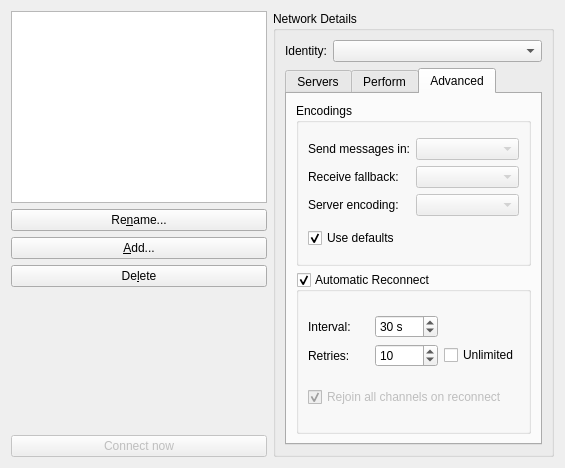
Before: the Qt Designer form src/qtui/settingspages/networkssettingspage.ui in quassel/quassel, drawn with Qt 5.
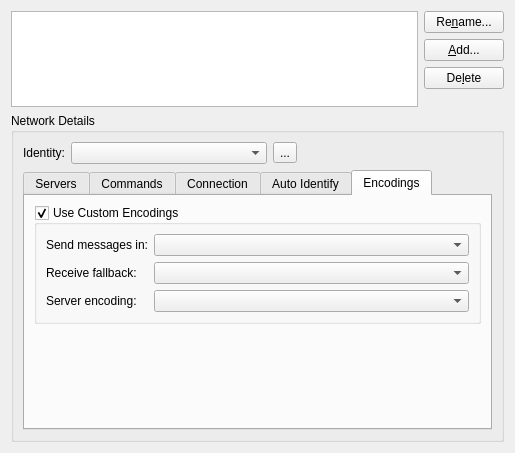
After: the same form once the commit is applied. The open tabs and pages were chosen to show the change. Icons and pictures are not drawn.

Commit message: Redesign network settings page

Patch:
```diff
--- a/src/qtui/settingspages/networkssettingspage.ui
+++ b/src/qtui/settingspages/networkssettingspage.ui
@@ -5,18 +5,26 @@
    <rect>
     <x>0</x>
     <y>0</y>
-    <width>565</width>
-    <height>468</height>
+    <width>515</width>
+    <height>453</height>
    </rect>
   </property>
   <property name="windowTitle" >
    <string>Form</string>
   </property>
-  <layout class="QHBoxLayout" >
+  <layout class="QVBoxLayout" name="verticalLayout_7" >
    <item>
-    <layout class="QVBoxLayout" >
+    <layout class="QVBoxLayout" name="verticalLayout_3" >
+     <item>
+      <layout class="QHBoxLayout" name="horizontalLayout" >
      <item>
       <widget class="QListWidget" name="networkList" >
+         <property name="sizePolicy" >
+          <sizepolicy vsizetype="Expanding" hsizetype="Expanding" >
+           <horstretch>1</horstretch>
+           <verstretch>10</verstretch>
+          </sizepolicy>
+         </property>
        <property name="selectionBehavior" >
         <enum>QAbstractItemView::SelectRows</enum>
        </property>
@@ -26,6 +34,8 @@
       </widget>
      </item>
      <item>
+        <layout class="QVBoxLayout" name="verticalLayout_2" >
+         <item>
       <widget class="QPushButton" name="renameNetwork" >
        <property name="sizePolicy" >
         <sizepolicy vsizetype="Fixed" hsizetype="Preferred" >
@@ -83,45 +93,28 @@
       </widget>
      </item>
      <item>
-      <spacer>
+          <spacer name="verticalSpacer" >
        <property name="orientation" >
         <enum>Qt::Vertical</enum>
        </property>
        <property name="sizeHint" stdset="0" >
         <size>
-         <width>131</width>
-         <height>71</height>
+             <width>20</width>
+             <height>40</height>
         </size>
        </property>
       </spacer>
      </item>
-     <item>
-      <widget class="QPushButton" name="connectNow" >
-       <property name="enabled" >
-        <bool>false</bool>
-       </property>
-       <property name="sizePolicy" >
-        <sizepolicy vsizetype="Fixed" hsizetype="Preferred" >
-         <horstretch>0</horstretch>
-         <verstretch>0</verstretch>
-        </sizepolicy>
-       </property>
-       <property name="text" >
-        <string>Connect now</string>
-       </property>
-       <property name="icon" >
-        <iconset>
-         <normaloff/>
-        </iconset>
-       </property>
-      </widget>
+        </layout>
+       </item>
+      </layout>
      </item>
     </layout>
    </item>
    <item>
     <widget class="QGroupBox" name="detailsBox" >
      <property name="sizePolicy" >
-      <sizepolicy vsizetype="Preferred" hsizetype="Expanding" >
+      <sizepolicy vsizetype="Fixed" hsizetype="Expanding" >
        <horstretch>10</horstretch>
        <verstretch>0</verstretch>
       </sizepolicy>
@@ -149,6 +142,26 @@
           </property>
          </widget>
         </item>
+        <item>
+         <widget class="QToolButton" name="editIdentities" >
+          <property name="text" >
+           <string>...</string>
+          </property>
+         </widget>
+        </item>
+        <item>
+         <spacer name="horizontalSpacer_2" >
+          <property name="orientation" >
+           <enum>Qt::Horizontal</enum>
+          </property>
+          <property name="sizeHint" stdset="0" >
+           <size>
+            <width>40</width>
+            <height>20</height>
+           </size>
+          </property>
+         </spacer>
+        </item>
        </layout>
       </item>
       <item>
@@ -156,6 +169,12 @@
         <property name="enabled" >
          <bool>true</bool>
         </property>
+        <property name="sizePolicy" >
+         <sizepolicy vsizetype="Preferred" hsizetype="Expanding" >
+          <horstretch>0</horstretch>
+          <verstretch>0</verstretch>
+         </sizepolicy>
+        </property>
         <property name="toolTip" >
          <string/>
         </property>
@@ -172,13 +191,11 @@
          <attribute name="toolTip" >
           <string>Manage servers for this network</string>
          </attribute>
-         <layout class="QVBoxLayout" >
-          <item>
-           <layout class="QHBoxLayout" >
+         <layout class="QHBoxLayout" name="horizontalLayout_2" >
             <item>
              <widget class="QListWidget" name="serverList" >
               <property name="sizePolicy" >
-               <sizepolicy vsizetype="Expanding" hsizetype="Expanding" >
+             <sizepolicy vsizetype="Preferred" hsizetype="Expanding" >
                 <horstretch>1</horstretch>
                 <verstretch>0</verstretch>
                </sizepolicy>
@@ -313,22 +330,10 @@
              </layout>
             </item>
            </layout>
-          </item>
-          <item>
-           <widget class="QCheckBox" name="randomServer" >
-            <property name="enabled" >
-             <bool>true</bool>
-            </property>
-            <property name="text" >
-             <string>Choose random server for connecting</string>
-            </property>
-           </widget>
-          </item>
-         </layout>
         </widget>
         <widget class="QWidget" name="performTab" >
          <attribute name="title" >
-          <string>Perform</string>
+          <string>Commands</string>
          </attribute>
          <attribute name="toolTip" >
           <string>Configure automatic identification or misc. commands to be executed after connecting to a server</string>
@@ -346,6 +351,12 @@
             <property name="enabled" >
              <bool>true</bool>
             </property>
+            <property name="sizePolicy" >
+             <sizepolicy vsizetype="Preferred" hsizetype="Expanding" >
+              <horstretch>0</horstretch>
+              <verstretch>0</verstretch>
+             </sizepolicy>
+            </property>
             <property name="toolTip" >
              <string>Specify a list of IRC commands to be executed upon connect.
 Note that Quassel IRC automatically rejoins channels, so /join will rarely be needed here!</string>
@@ -355,6 +366,131 @@
             </property>
            </widget>
           </item>
+         </layout>
+        </widget>
+        <widget class="QWidget" name="tab" >
+         <attribute name="title" >
+          <string>Connection</string>
+         </attribute>
+         <layout class="QVBoxLayout" name="verticalLayout_5" >
+          <item>
+           <widget class="QGroupBox" name="autoReconnect" >
+            <property name="enabled" >
+             <bool>true</bool>
+            </property>
+            <property name="toolTip" >
+             <string>Control automatic reconnect to the network</string>
+            </property>
+            <property name="title" >
+             <string>Automatic Reconnect</string>
+            </property>
+            <property name="checkable" >
+             <bool>true</bool>
+            </property>
+            <layout class="QVBoxLayout" name="_2" >
+             <item>
+              <layout class="QGridLayout" name="_3" >
+               <item row="0" column="0" >
+                <widget class="QLabel" name="label_7" >
+                 <property name="text" >
+                  <string>Interval:</string>
+                 </property>
+                </widget>
+               </item>
+               <item row="0" column="1" >
+                <widget class="QSpinBox" name="reconnectInterval" >
+                 <property name="suffix" >
+                  <string> s</string>
+                 </property>
+                 <property name="minimum" >
+                  <number>10</number>
+                 </property>
+                 <property name="maximum" >
+                  <number>3600</number>
+                 </property>
+                 <property name="value" >
+                  <number>30</number>
+                 </property>
+                </widget>
+               </item>
+               <item row="1" column="0" >
+                <widget class="QLabel" name="label_8" >
+                 <property name="text" >
+                  <string>Retries:</string>
+                 </property>
+                </widget>
+               </item>
+               <item row="1" column="1" >
+                <widget class="QSpinBox" name="reconnectRetries" >
+                 <property name="minimum" >
+                  <number>1</number>
+                 </property>
+                 <property name="maximum" >
+                  <number>999</number>
+                 </property>
+                 <property name="value" >
+                  <number>10</number>
+                 </property>
+                </widget>
+               </item>
+               <item row="1" column="2" >
+                <widget class="QCheckBox" name="unlimitedRetries" >
+                 <property name="text" >
+                  <string>Unlimited</string>
+                 </property>
+                </widget>
+               </item>
+               <item row="1" column="3" >
+                <spacer name="horizontalSpacer" >
+                 <property name="orientation" >
+                  <enum>Qt::Horizontal</enum>
+                 </property>
+                 <property name="sizeHint" stdset="0" >
+                  <size>
+                   <width>40</width>
+                   <height>20</height>
+                  </size>
+                 </property>
+                </spacer>
+               </item>
+              </layout>
+             </item>
+             <item>
+              <widget class="QCheckBox" name="rejoinOnReconnect" >
+               <property name="enabled" >
+                <bool>true</bool>
+               </property>
+               <property name="text" >
+                <string>Rejoin all channels on reconnect</string>
+               </property>
+               <property name="checked" >
+                <bool>true</bool>
+               </property>
+              </widget>
+             </item>
+            </layout>
+           </widget>
+          </item>
+          <item>
+           <spacer name="verticalSpacer_3" >
+            <property name="orientation" >
+             <enum>Qt::Vertical</enum>
+            </property>
+            <property name="sizeHint" stdset="0" >
+             <size>
+              <width>20</width>
+              <height>79</height>
+             </size>
+            </property>
+           </spacer>
+          </item>
+         </layout>
+        </widget>
+        <widget class="QWidget" name="tab_2" >
+         <attribute name="title" >
+          <string>Auto Identify</string>
+         </attribute>
+         <layout class="QVBoxLayout" name="verticalLayout_4" >
           <item>
            <widget class="QGroupBox" name="autoIdentify" >
             <property name="enabled" >
@@ -410,18 +546,31 @@
             </layout>
            </widget>
           </item>
+          <item>
+           <spacer name="verticalSpacer_2" >
+            <property name="orientation" >
+             <enum>Qt::Vertical</enum>
+            </property>
+            <property name="sizeHint" stdset="0" >
+             <size>
+              <width>20</width>
+              <height>40</height>
+             </size>
+            </property>
+           </spacer>
+          </item>
          </layout>
         </widget>
         <widget class="QWidget" name="advancedTab" >
          <attribute name="title" >
-          <string>Advanced</string>
+          <string>Encodings</string>
          </attribute>
          <attribute name="toolTip" >
           <string>Configure advanced settings such as message encodings and automatic reconnect</string>
          </attribute>
-         <layout class="QVBoxLayout" >
+         <layout class="QVBoxLayout" name="verticalLayout_6" >
           <item>
-           <widget class="QGroupBox" name="groupBox_3" >
+           <widget class="QGroupBox" name="useCustomEncodings" >
             <property name="enabled" >
              <bool>true</bool>
             </property>
@@ -429,7 +578,10 @@
              <string>Control encodings for in- and outgoing messages</string>
             </property>
             <property name="title" >
-             <string>Encodings</string>
+             <string>Use Custom Encodings</string>
+            </property>
+            <property name="checkable" >
+             <bool>true</bool>
             </property>
             <layout class="QVBoxLayout" >
              <item>
@@ -448,7 +600,7 @@
                <item row="0" column="1" >
                 <widget class="QComboBox" name="sendEncoding" >
                  <property name="enabled" >
-                  <bool>false</bool>
+                  <bool>true</bool>
                  </property>
                  <property name="sizePolicy" >
                   <sizepolicy vsizetype="Fixed" hsizetype="Expanding" >
@@ -479,7 +631,7 @@
                <item row="1" column="1" >
                 <widget class="QComboBox" name="recvEncoding" >
                  <property name="enabled" >
-                  <bool>false</bool>
+                  <bool>true</bool>
                  </property>
                  <property name="sizePolicy" >
                   <sizepolicy vsizetype="Fixed" hsizetype="Expanding" >
@@ -510,7 +662,7 @@
                <item row="2" column="1" >
                 <widget class="QComboBox" name="serverEncoding" >
                  <property name="enabled" >
-                  <bool>false</bool>
+                  <bool>true</bool>
                  </property>
                  <property name="toolTip" >
                   <string>This specifies how control messages, nicks and servernames are encoded.
@@ -520,109 +672,21 @@
                </item>
               </layout>
              </item>
-             <item>
-              <widget class="QCheckBox" name="useDefaultEncodings" >
-               <property name="enabled" >
-                <bool>true</bool>
-               </property>
-               <property name="toolTip" >
-                <string>Use default settings for encodings (recommended)</string>
-               </property>
-               <property name="text" >
-                <string>Use defaults</string>
-               </property>
-               <property name="checked" >
-                <bool>true</bool>
-               </property>
-              </widget>
-             </item>
             </layout>
            </widget>
           </item>
           <item>
-           <widget class="QGroupBox" name="autoReconnect" >
-            <property name="enabled" >
-             <bool>true</bool>
+           <spacer name="verticalSpacer_4" >
+            <property name="orientation" >
+             <enum>Qt::Vertical</enum>
             </property>
-            <property name="toolTip" >
-             <string>Control automatic reconnect to the network</string>
+            <property name="sizeHint" stdset="0" >
+             <size>
+              <width>20</width>
+              <height>79</height>
+             </size>
             </property>
-            <property name="title" >
-             <string>Automatic Reconnect</string>
-            </property>
-            <property name="checkable" >
-             <bool>true</bool>
-            </property>
-            <layout class="QVBoxLayout" >
-             <item>
-              <layout class="QGridLayout" >
-               <item row="0" column="0" >
-                <widget class="QLabel" name="label_7" >
-                 <property name="text" >
-                  <string>Interval:</string>
-                 </property>
-                </widget>
-               </item>
-               <item row="0" column="1" >
-                <widget class="QSpinBox" name="reconnectInterval" >
-                 <property name="suffix" >
-                  <string> s</string>
-                 </property>
-                 <property name="minimum" >
-                  <number>10</number>
-                 </property>
-                 <property name="maximum" >
-                  <number>3600</number>
-                 </property>
-                 <property name="value" >
-                  <number>30</number>
-                 </property>
-                </widget>
-               </item>
-               <item row="1" column="0" >
-                <widget class="QLabel" name="label_8" >
-                 <property name="text" >
-                  <string>Retries:</string>
-                 </property>
-                </widget>
-               </item>
-               <item row="1" column="1" >
-                <widget class="QSpinBox" name="reconnectRetries" >
-                 <property name="minimum" >
-                  <number>1</number>
-                 </property>
-                 <property name="maximum" >
-                  <number>999</number>
-                 </property>
-                 <property name="value" >
-                  <number>10</number>
-                 </property>
-                </widget>
-               </item>
-               <item row="1" column="2" >
-                <widget class="QCheckBox" name="unlimitedRetries" >
-                 <property name="text" >
-                  <string>Unlimited</string>
-                 </property>
-                </widget>
-               </item>
-              </layout>
-             </item>
-             <item>
-              <widget class="QCheckBox" name="rejoinOnReconnect" >
-               <property name="enabled" >
-                <bool>false</bool>
-               </property>
-               <property name="text" >
-                <string>Rejoin all channels on reconnect</string>
-               </property>
-               <property name="checked" >
-                <bool>true</bool>
-               </property>
-              </widget>
-             </item>
-            </layout>
-           </widget>
+           </spacer>
           </item>
          </layout>
         </widget>
```
Left out of the diff: 56 changed lines with no effect on the pictures. Lines whose indentation alone changed are shown as unchanged. The commit also changes 2 other files.
